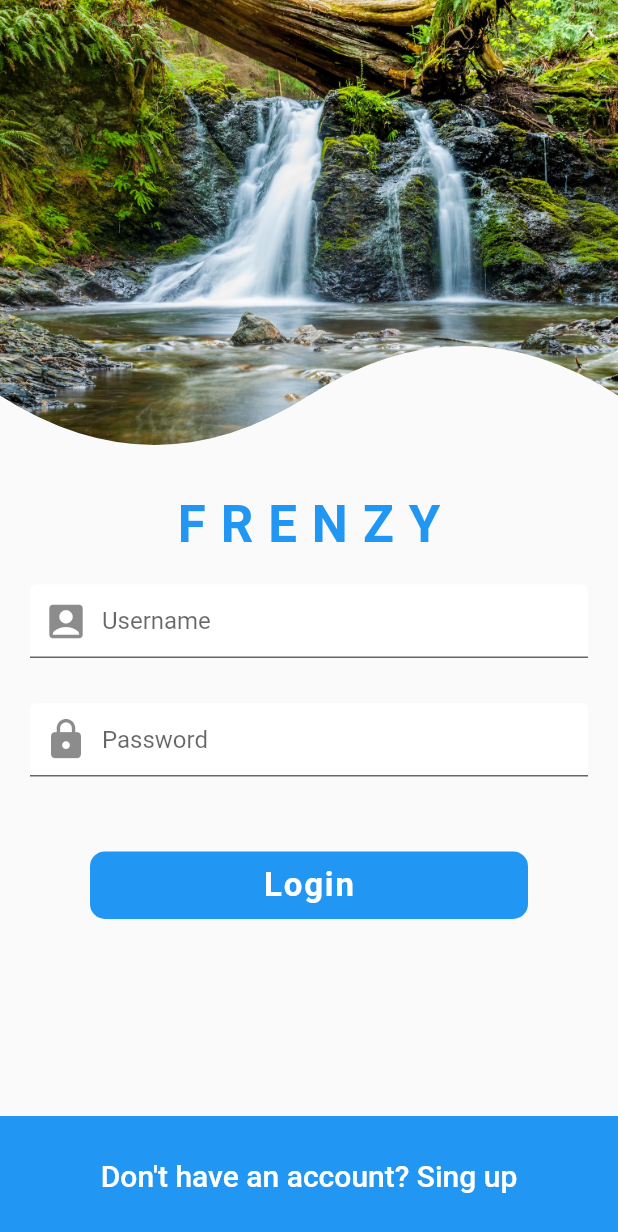
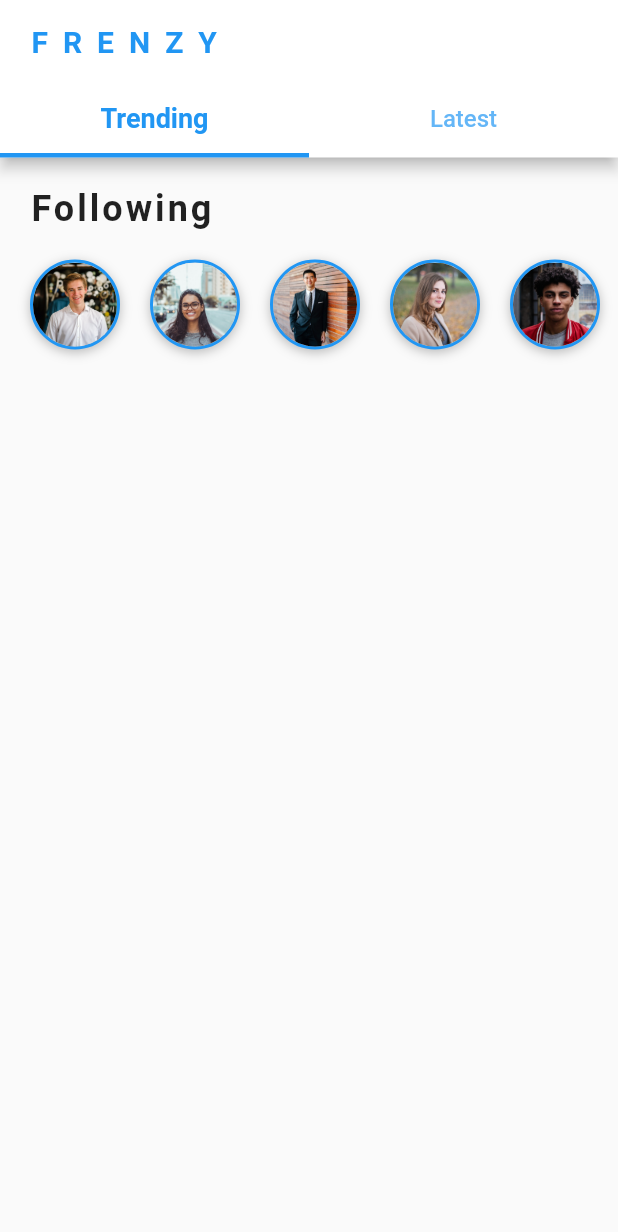
Before and after one commit to rhromets/ui_social_media, a Flutter app: the screen it shows after launch, after a tap on "Login", on a phone screen of 412 x 824 dp. Shown: the top 1232 px of the screen. Run offline on Flutter 3.47's test engine with Material 2 defaults, Android fonts, the phone set to English and light mode, and no system bars.

Commit message:
Implement Home screen
Add Tabs and Following Users

```diff
--- a/lib/main.dart
+++ b/lib/main.dart
@@ -16,7 +16,7 @@ class MyApp extends StatelessWidget {
       theme: ThemeData(
         primarySwatch: Colors.blue,
       ),
-      home: LoginScreen(),
+      home: const LoginScreen(),
     );
   }
 }
--- /dev/null
+++ b/lib/screens/home_screen.dart
@@ -0,0 +1,61 @@
+import 'package:flutter/material.dart';
+import 'package:social_media_ui/widgets/following_users.dart';
+
+class HomeScreen extends StatefulWidget {
+  const HomeScreen({Key? key}) : super(key: key);
+
+  @override
+  State<HomeScreen> createState() => _HomeScreenState();
+}
+
+class _HomeScreenState extends State<HomeScreen>
+    with SingleTickerProviderStateMixin {
+  late TabController _tabController;
+
+  @override
+  void initState() {
+    super.initState();
+    _tabController = TabController(length: 2, vsync: this);
+  }
+
+  @override
+  Widget build(BuildContext context) {
+    return Scaffold(
+      appBar: AppBar(
+        backgroundColor: Colors.white,
+        iconTheme: IconThemeData(
+          color: Theme.of(context).primaryColor,
+        ),
+        title: Text(
+          'FRENZY',
+          style: TextStyle(
+            color: Theme.of(context).primaryColor,
+            fontWeight: FontWeight.bold,
+            letterSpacing: 10.0,
+          ),
+        ),
+        bottom: TabBar(
+          controller: _tabController,
+          indicatorWeight: 3.0,
+          labelColor: Theme.of(context).primaryColor,
+          labelStyle: const TextStyle(
+            fontSize: 18.0,
+            fontWeight: FontWeight.w600,
+          ),
+          unselectedLabelStyle: const TextStyle(
+            fontSize: 16.0,
+          ),
+          tabs: const [
+            Tab(text: 'Trending'),
+            Tab(text: 'Latest'),
+          ],
+        ),
+      ),
+      body: ListView(
+        children: const [
+          FollowingUsers(),
+        ],
+      ),
+    );
+  }
+}
--- a/lib/screens/login_screen.dart
+++ b/lib/screens/login_screen.dart
@@ -1,4 +1,5 @@
 import 'package:flutter/material.dart';
+import 'package:social_media_ui/screens/home_screen.dart';
 import 'package:social_media_ui/widgets/curve_clipper.dart';
 
 class LoginScreen extends StatefulWidget {
@@ -77,7 +78,12 @@ class _LoginScreenState extends State<LoginScreen> {
               ),
               const SizedBox(height: 40.0),
               GestureDetector(
-                onTap: () {},
+                onTap: () => Navigator.pushReplacement(
+                  context,
+                  MaterialPageRoute(
+                    builder: (_) => const HomeScreen(),
+                  ),
+                ),
                 child: Container(
                   margin: const EdgeInsets.symmetric(horizontal: 60.0),
                   alignment: Alignment.center,
--- /dev/null
+++ b/lib/widgets/following_users.dart
@@ -0,0 +1,69 @@
+import 'package:flutter/material.dart';
+import 'package:social_media_ui/models/user_model.dart';
+import 'package:social_media_ui/data/data.dart' as data;
+
+class FollowingUsers extends StatelessWidget {
+  const FollowingUsers({Key? key}) : super(key: key);
+
+  @override
+  Widget build(BuildContext context) {
+    return Column(
+      crossAxisAlignment: CrossAxisAlignment.start,
+      children: [
+        const Padding(
+          padding: EdgeInsets.fromLTRB(20.0, 20.0, 20.0, 10.0),
+          child: Text(
+            'Following',
+            style: TextStyle(
+              fontSize: 24.0,
+              fontWeight: FontWeight.w600,
+              letterSpacing: 2.0,
+            ),
+          ),
+        ),
+        SizedBox(
+          height: 80.0,
+          child: ListView.builder(
+            padding: const EdgeInsets.only(left: 10.0),
+            physics: const BouncingScrollPhysics(),
+            scrollDirection: Axis.horizontal,
+            itemCount: data.users.length,
+            itemBuilder: (BuildContext context, int index) {
+              User user = data.users[index];
+              return GestureDetector(
+                onTap: () {},
+                child: Container(
+                  margin: const EdgeInsets.all(10.0),
+                  height: 60.0,
+                  width: 60.0,
+                  decoration: BoxDecoration(
+                    shape: BoxShape.circle,
+                    boxShadow: const [
+                      BoxShadow(
+                        color: Colors.black26,
+                        offset: Offset(0, 2),
+                        blurRadius: 6.0,
+                      )
+                    ],
+                    border: Border.all(
+                      width: 2.0,
+                      color: Theme.of(context).primaryColor,
+                    ),
+                  ),
+                  child: ClipOval(
+                    child: Image(
+                      height: 60.0,
+                      width: 60.0,
+                      fit: BoxFit.cover,
+                      image: AssetImage(user.profileImageUrl!),
+                    ),
+                  ),
+                ),
+              );
+            },
+          ),
+        ),
+      ],
+    );
+  }
+}
```
